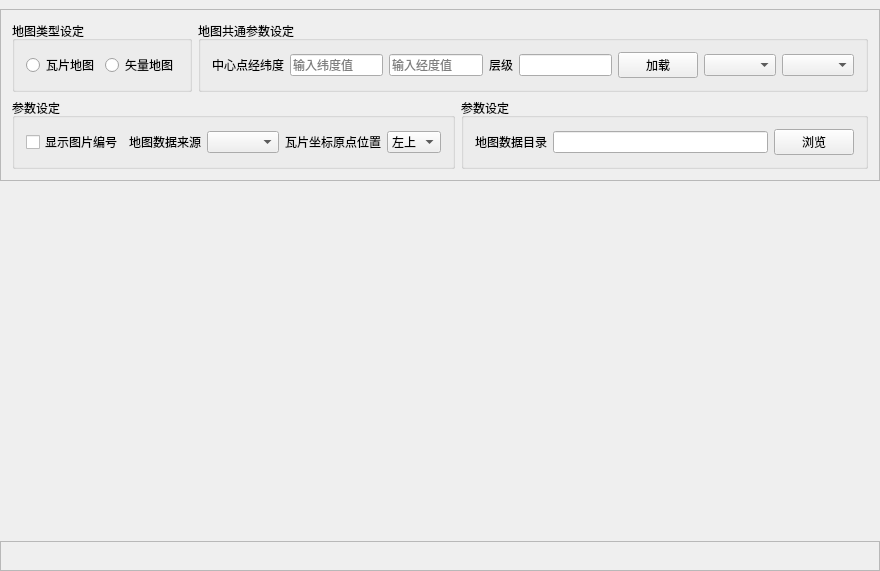
Old version of the form zchx_ecdis/src/mainwindow.ui in the repository bnufree/MapMerge.
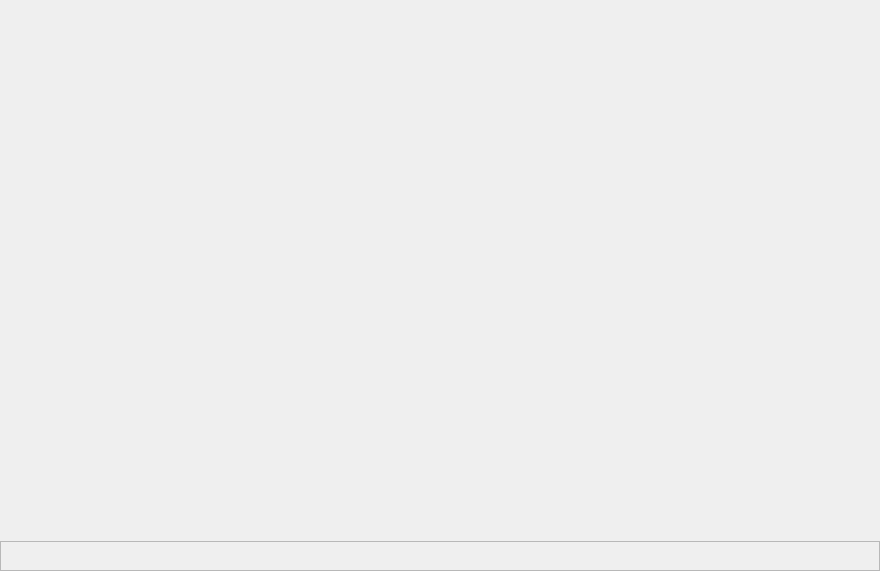
New version of the form.

Commit message: 等深线显示

Diff of the .ui file:
```diff
--- a/zchx_ecdis/src/mainwindow.ui
+++ b/zchx_ecdis/src/mainwindow.ui
@@ -14,7 +14,7 @@
    <string>MainWindow</string>
   </property>
   <widget class="QWidget" name="centralWidget">
-   <layout class="QVBoxLayout" name="verticalLayout" stretch="0,0,0">
+   <layout class="QVBoxLayout" name="verticalLayout" stretch="0,0">
     <property name="spacing">
      <number>1</number>
     </property>
@@ -30,191 +30,6 @@
     <property name="bottomMargin">
      <number>0</number>
     </property>
-    <item>
-     <widget class="QFrame" name="control">
-      <property name="sizePolicy">
-       <sizepolicy hsizetype="Preferred" vsizetype="Maximum">
-        <horstretch>0</horstretch>
-        <verstretch>0</verstretch>
-       </sizepolicy>
-      </property>
-      <property name="frameShape">
-       <enum>QFrame::StyledPanel</enum>
-      </property>
-      <property name="frameShadow">
-       <enum>QFrame::Raised</enum>
-      </property>
-      <layout class="QVBoxLayout" name="verticalLayout_3">
-       <item>
-        <layout class="QHBoxLayout" name="horizontalLayout_7">
-         <item>
-          <widget class="QGroupBox" name="mapTypeGroup">
-           <property name="title">
-            <string>地图类型设定</string>
-           </property>
-           <layout class="QHBoxLayout" name="horizontalLayout_4">
-            <item>
-             <widget class="QRadioButton" name="tileRadioBtn">
-              <property name="text">
-               <string>瓦片地图</string>
-              </property>
-              <attribute name="buttonGroup">
-               <string notr="true">mapTypeBtnGroup</string>
-              </attribute>
-             </widget>
-            </item>
-            <item>
-             <widget class="QRadioButton" name="vectorRadioBtn">
-              <property name="text">
-               <string>矢量地图</string>
-              </property>
-              <attribute name="buttonGroup">
-               <string notr="true">mapTypeBtnGroup</string>
-              </attribute>
-             </widget>
-            </item>
-           </layout>
-          </widget>
-         </item>
-         <item>
-          <widget class="QGroupBox" name="mapCoreParamGroup">
-           <property name="title">
-            <string>地图共通参数设定</string>
-           </property>
-           <layout class="QHBoxLayout" name="horizontalLayout_5">
-            <item>
-             <widget class="QLabel" name="label">
-              <property name="text">
-               <string>中心点经纬度</string>
-              </property>
-             </widget>
-            </item>
-            <item>
-             <widget class="QLineEdit" name="centerLat">
-              <property name="placeholderText">
-               <string>输入纬度值</string>
-              </property>
-             </widget>
-            </item>
-            <item>
-             <widget class="QLineEdit" name="centerLon">
-              <property name="placeholderText">
-               <string>输入经度值</string>
-              </property>
-             </widget>
-            </item>
-            <item>
-             <widget class="QLabel" name="label_3">
-              <property name="text">
-               <string>层级</string>
-              </property>
-             </widget>
-            </item>
-            <item>
-             <widget class="QLineEdit" name="zoom"/>
-            </item>
-            <item>
-             <widget class="QPushButton" name="loadBtn">
-              <property name="text">
-               <string>加载</string>
-              </property>
-             </widget>
-            </item>
-            <item>
-             <widget class="QComboBox" name="colorSchemeCBX"/>
-            </item>
-            <item>
-             <widget class="QComboBox" name="displayCategoryCBX"/>
-            </item>
-           </layout>
-          </widget>
-         </item>
-        </layout>
-       </item>
-       <item>
-        <layout class="QHBoxLayout" name="horizontalLayout_6">
-         <item>
-          <widget class="QGroupBox" name="tileGroup">
-           <property name="title">
-            <string>参数设定</string>
-           </property>
-           <layout class="QHBoxLayout" name="horizontalLayout">
-            <item>
-             <widget class="QCheckBox" name="image_num">
-              <property name="text">
-               <string>显示图片编号</string>
-              </property>
-             </widget>
-            </item>
-            <item>
-             <widget class="QLabel" name="label_4">
-              <property name="text">
-               <string>地图数据来源</string>
-              </property>
-             </widget>
-            </item>
-            <item>
-             <widget class="QComboBox" name="tileSource"/>
-            </item>
-            <item>
-             <widget class="QLabel" name="label_2">
-              <property name="text">
-               <string>瓦片坐标原点位置</string>
-              </property>
-             </widget>
-            </item>
-            <item>
-             <widget class="QComboBox" name="tilePos">
-              <item>
-               <property name="text">
-                <string>左上</string>
-               </property>
-              </item>
-              <item>
-               <property name="text">
-                <string>左下</string>
-               </property>
-              </item>
-             </widget>
-            </item>
-           </layout>
-          </widget>
-         </item>
-         <item>
-          <widget class="QGroupBox" name="vectorGroup">
-           <property name="title">
-            <string>参数设定</string>
-           </property>
-           <layout class="QVBoxLayout" name="verticalLayout_4">
-            <item>
-             <layout class="QHBoxLayout" name="horizontalLayout_2">
-              <item>
-               <widget class="QLabel" name="label_5">
-                <property name="text">
-                 <string>地图数据目录</string>
-                </property>
-               </widget>
-              </item>
-              <item>
-               <widget class="QLineEdit" name="vectorDir"/>
-              </item>
-              <item>
-               <widget class="QPushButton" name="vectorDirBrowseBtn">
-                <property name="text">
-                 <string>浏览</string>
-                </property>
-               </widget>
-              </item>
-             </layout>
-            </item>
-           </layout>
-          </widget>
-         </item>
-        </layout>
-       </item>
-      </layout>
-     </widget>
-    </item>
     <item>
      <widget class="QFrame" name="ecdis_frame">
       <layout class="QVBoxLayout" name="verticalLayout_2">
```
Left out of the diff: 3 changed lines with no effect on the pictures. The commit also changes 21 other files.
